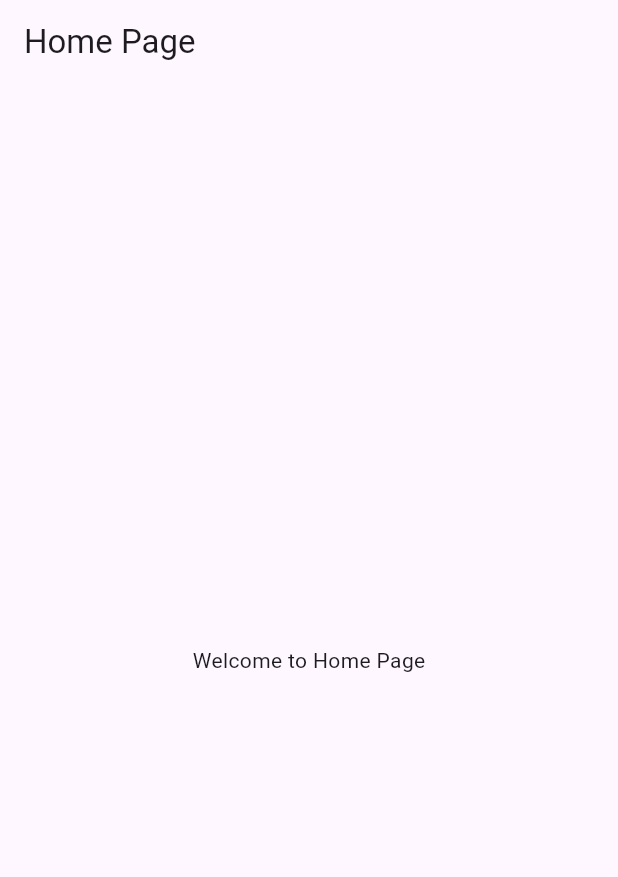
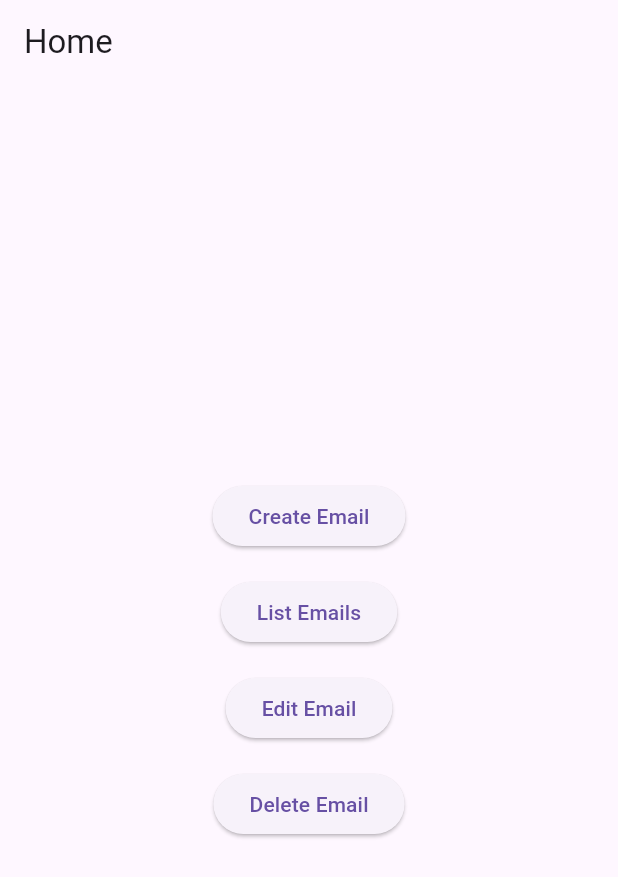
Before and after one commit to cha044/flutter_code, a Flutter app: the screen it shows after launch, on a phone screen of 412 x 824 dp. Shown: the top 877 px of the screen. Run offline on Flutter 3.47's test engine with Material 3 defaults, Android fonts, the phone set to English and light mode, and no system bars; our stand-ins replace equatable, flutter_bloc.

Commit message:
Update home_widget.dart

```diff
--- a/lib/widgets/home_widget.dart
+++ b/lib/widgets/home_widget.dart
@@ -1,14 +1,69 @@
 import 'package:flutter/material.dart';
+import 'package:flutter_bloc/flutter_bloc.dart';
+import 'package:fluttertest/apis_bloc/api_bloc.dart';
+import 'package:fluttertest/views/create_email.dart';
+import 'package:fluttertest/views/list_emails.dart';
+import 'package:fluttertest/views/edit_email.dart';
+import 'package:fluttertest/views/delete_email.dart';
 
 class HomePage extends StatelessWidget {
   @override
   Widget build(BuildContext context) {
+    final emailBloc = BlocProvider.of<EmailBloc>(context);
+
     return Scaffold(
       appBar: AppBar(
-        title: Text('Home Page'),
+        title: Text('Home'),
       ),
       body: Center(
-        child: Text('Welcome to Home Page'),
+        child: Column(
+          mainAxisAlignment: MainAxisAlignment.center,
+          children: [
+            ElevatedButton(
+              onPressed: () {
+                Navigator.of(context).push(MaterialPageRoute(
+                  builder: (context) => CreateEmailView(
+                    emailBloc: emailBloc,
+                  ),
+                ));
+              },
+              child: Text('Create Email'),
+            ),
+            SizedBox(height: 16),
+            ElevatedButton(
+              onPressed: () {
+                Navigator.of(context).push(MaterialPageRoute(
+                  builder: (context) => ListEmailsView(),
+                ));
+              },
+              child: Text('List Emails'),
+            ),
+            SizedBox(height: 16),
+            ElevatedButton(
+              onPressed: () {
+                Navigator.of(context).push(MaterialPageRoute(
+                  builder: (context) => EditEmailView(
+                    emailId: 495,
+                    emailBloc: emailBloc,
+                  ),
+                ));
+              },
+              child: Text('Edit Email'),
+            ),
+            SizedBox(height: 16),
+            ElevatedButton(
+              onPressed: () {
+                Navigator.of(context).push(MaterialPageRoute(
+                  builder: (context) => DeleteEmailView(
+                    emailId: 495,
+                    emailBloc: emailBloc,
+                  ),
+                ));
+              },
+              child: Text('Delete Email'),
+            ),
+          ],
+        ),
       ),
     );
   }
```
